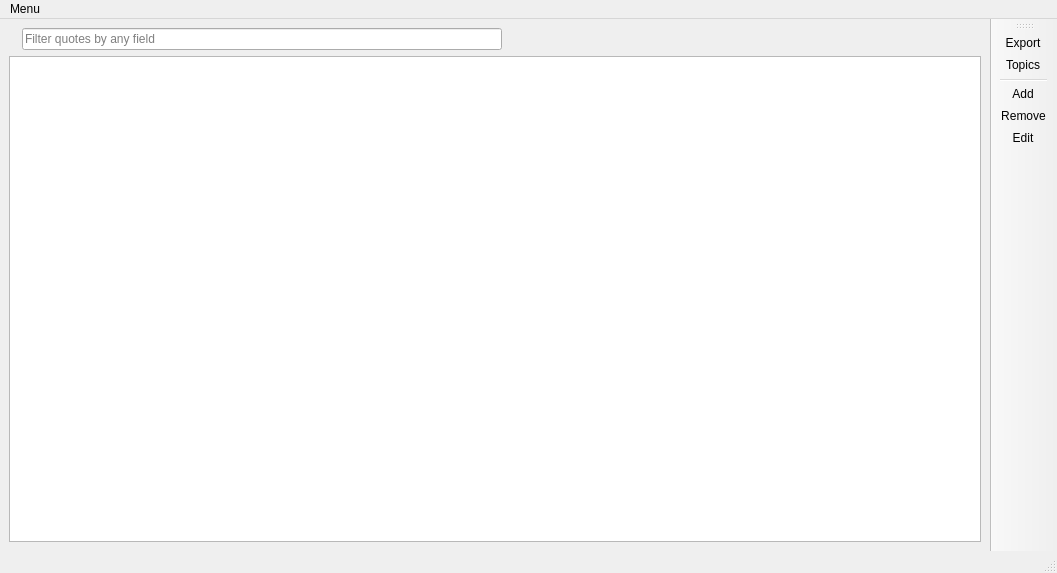
First picture: the form in mainwindow.ui, repository lucianodato/JI-quotes, before the edit.
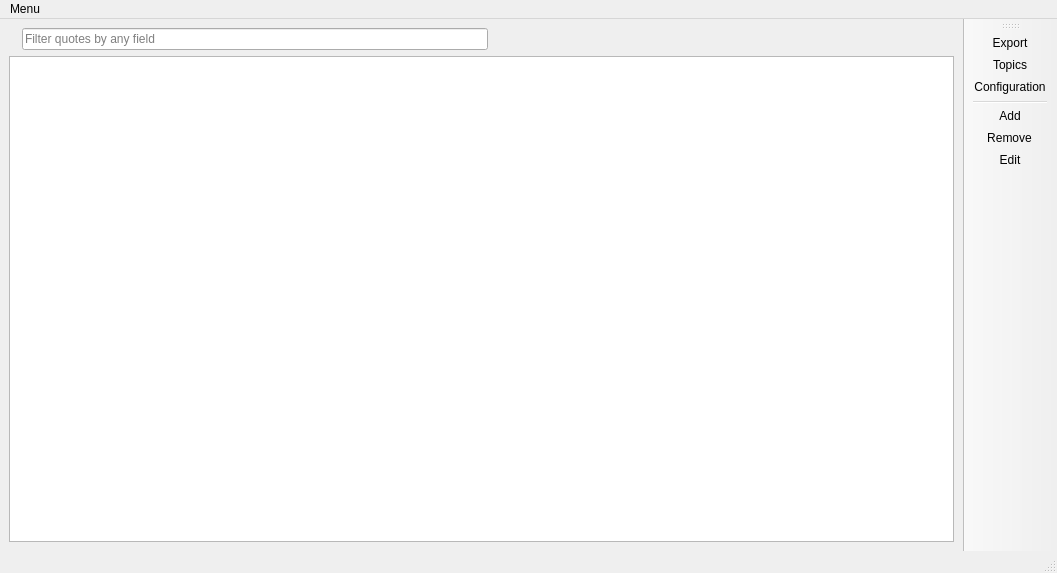
Second picture: the form after the edit. Icons and pictures are not drawn.

Commit message: Added export feature. Fixed various loose ends. Added configurations to allow for introduction and authoring. Added configuration icon.

```diff
--- a/mainwindow.ui
+++ b/mainwindow.ui
@@ -111,6 +111,7 @@
    </attribute>
    <addaction name="actionExport"/>
    <addaction name="actionTopics"/>
+   <addaction name="actionConfiguration"/>
    <addaction name="separator"/>
    <addaction name="actionAdd"/>
    <addaction name="actionRemove"/>
@@ -170,6 +171,15 @@
     <string>Remove</string>
    </property>
   </action>
+  <action name="actionConfiguration">
+   <property name="icon">
+    <iconset resource="resources.qrc">
+     <normaloff>:/icons/custom-icons/settings.png</normaloff>:/icons/custom-icons/settings.png</iconset>
+   </property>
+   <property name="text">
+    <string>Configuration</string>
+   </property>
+  </action>
  </widget>
  <resources>
   <include location="resources.qrc"/>
```
Left out of the diff: 1 changed line with no effect on the pictures. The commit also changes 12 other files.
